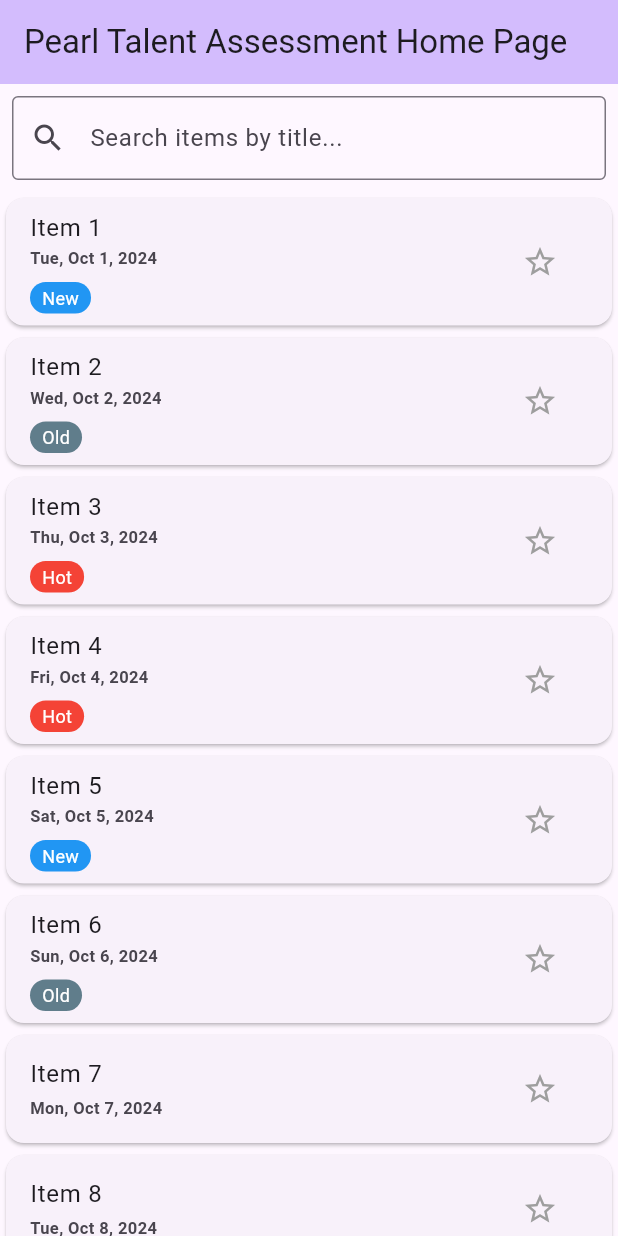
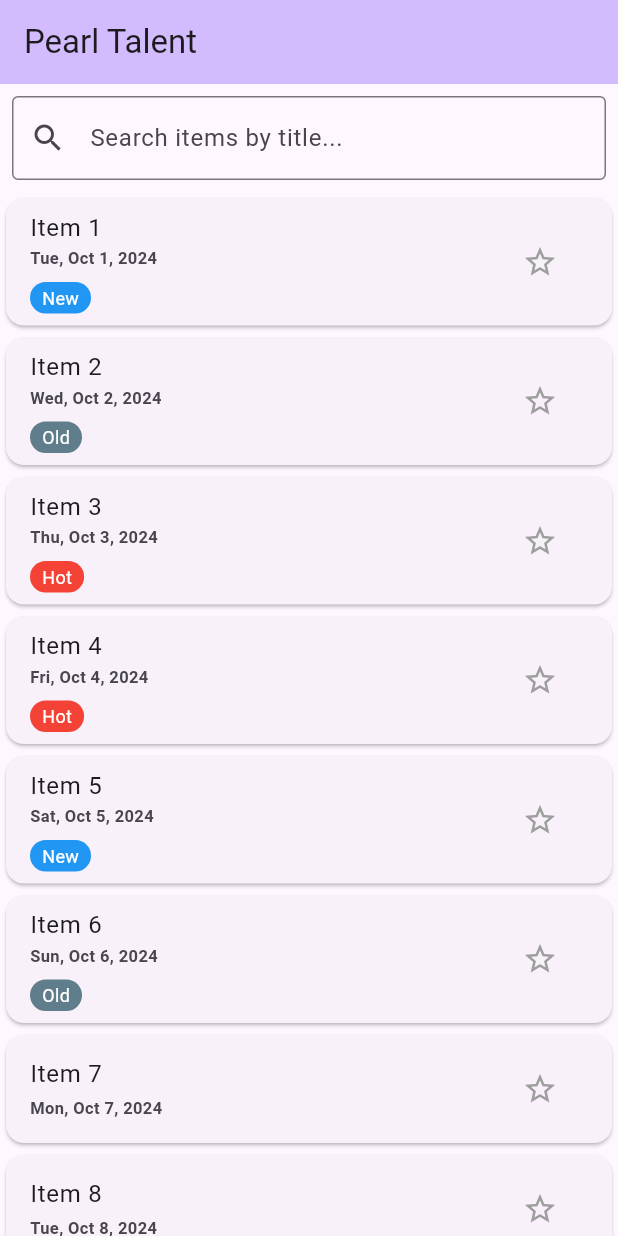
Before and after one commit to ogaroh/pearl, a Flutter app: the screen it shows after launch, on a phone screen of 412 x 824 dp. Run offline on Flutter 3.47's test engine with Material 3 defaults, Android fonts, the phone set to English and light mode, and no system bars; our stand-ins replace equatable, flutter_bloc, shared_preferences.

Commit message:
fix: update home page title for consistency

```diff
--- a/lib/main.dart
+++ b/lib/main.dart
@@ -17,7 +17,7 @@ class MyApp extends StatelessWidget {
       theme: ThemeData(
         colorScheme: ColorScheme.fromSeed(seedColor: Colors.deepPurple),
       ),
-      home: const MyHomePage(title: 'Pearl Talent Assessment Home Page'),
+      home: const MyHomePage(title: 'Pearl Talent'),
     );
   }
 }
```
